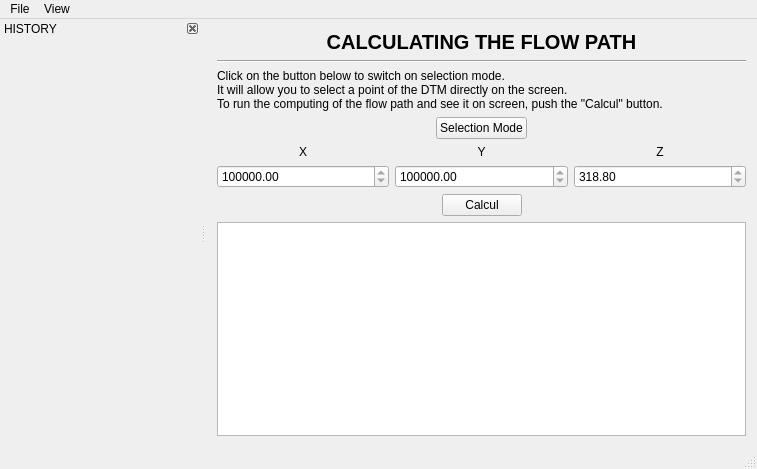
Before: the Qt Designer form src/mainwindow.ui in clemousse/megafi, drawn with Qt 5.
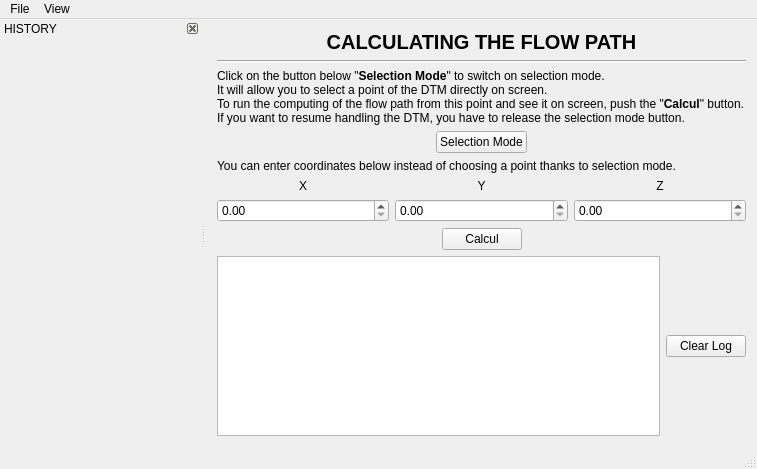
After: the same form once the commit is applied. Custom widgets are drawn as their Qt base class.

Commit message: Again some changes in graphical interface and "close app" problem solved

Diff of the .ui file:
```diff
--- a/src/mainwindow.ui
+++ b/src/mainwindow.ui
@@ -74,9 +74,7 @@
          </font>
         </property>
         <property name="text">
-         <string>Click on the button below to switch on selection mode.
-It will allow you to select a point of the DTM directly on the screen.
-To run the computing of the flow path and see it on screen, push the &quot;Calcul&quot; button.</string>
+         <string>&lt;html&gt;&lt;head/&gt;&lt;body&gt;&lt;p&gt;Click on the button below &amp;quot;&lt;span style=&quot; font-weight:600;&quot;&gt;Selection Mode&lt;/span&gt;&amp;quot; to switch on selection mode.&lt;br/&gt;It will allow you to select a point of the DTM directly on screen.&lt;br/&gt;To run the computing of the flow path from this point and see it on screen, push the &amp;quot;&lt;span style=&quot; font-weight:600;&quot;&gt;Calcul&lt;/span&gt;&amp;quot; button.&lt;br/&gt;If you want to resume handling the DTM, you have to release the selection mode button.&lt;/p&gt;&lt;/body&gt;&lt;/html&gt;</string>
         </property>
        </widget>
       </item>
@@ -133,6 +131,22 @@
       </item>
      </layout>
     </item>
+    <item>
+     <layout class="QHBoxLayout" name="horizontalLayout_2">
+      <item>
+       <widget class="QLabel" name="label_8">
+        <property name="font">
+         <font>
+          <pointsize>9</pointsize>
+         </font>
+        </property>
+        <property name="text">
+         <string>&lt;html&gt;&lt;head/&gt;&lt;body&gt;&lt;p&gt;You can enter coordinates below instead of choosing a point thanks to selection mode.&lt;/p&gt;&lt;/body&gt;&lt;/html&gt;</string>
+        </property>
+       </widget>
+      </item>
+     </layout>
+    </item>
     <item>
      <layout class="QHBoxLayout" name="horizontalLayout_11">
       <item>
@@ -204,16 +218,16 @@
          <number>5000</number>
         </property>
         <property name="readOnly">
-         <bool>true</bool>
+         <bool>false</bool>
         </property>
         <property name="decimals">
          <number>2</number>
         </property>
         <property name="minimum">
-         <double>900000.000000000000000</double>
+         <double>0.000000000000000</double>
         </property>
         <property name="maximum">
-         <double>999975.000000000000000</double>
+         <double>1200000.000000000000000</double>
         </property>
         <property name="singleStep">
          <double>25.000000000000000</double>
@@ -234,19 +248,22 @@
          <number>5000</number>
         </property>
         <property name="readOnly">
-         <bool>true</bool>
+         <bool>false</bool>
         </property>
         <property name="decimals">
          <number>2</number>
         </property>
         <property name="minimum">
-         <double>1900020.000000000000000</double>
+         <double>0.000000000000000</double>
         </property>
         <property name="maximum">
-         <double>1944980.000000000000000</double>
+         <double>2700000.000000000000000</double>
         </property>
         <property name="singleStep">
-         <double>25.000000000000000</double>
+         <double>0.010000000000000</double>
+        </property>
+        <property name="value">
+         <double>0.000000000000000</double>
         </property>
        </widget>
       </item>
@@ -264,16 +281,16 @@
          <number>5000</number>
         </property>
         <property name="readOnly">
-         <bool>true</bool>
+         <bool>false</bool>
         </property>
         <property name="decimals">
          <number>2</number>
         </property>
         <property name="minimum">
-         <double>318.800000000000011</double>
+         <double>0.000000000000000</double>
         </property>
         <property name="maximum">
-         <double>3270.300000000000182</double>
+         <double>4810.000000000000000</double>
         </property>
         <property name="singleStep">
          <double>0.010000000000000</double>
@@ -342,6 +359,24 @@
         </property>
        </widget>
       </item>
+      <item>
+       <widget class="QPushButton" name="pushButton_CL">
+        <property name="font">
+         <font>
+          <pointsize>9</pointsize>
+         </font>
+        </property>
+        <property name="toolTip">
+         <string>&lt;html&gt;&lt;head/&gt;&lt;body&gt;&lt;p&gt;This button allows you to clear the log if this one is full.&lt;/p&gt;&lt;/body&gt;&lt;/html&gt;</string>
+        </property>
+        <property name="toolTipDuration">
+         <number>5000</number>
+        </property>
+        <property name="text">
+         <string>Clear Log</string>
+        </property>
+       </widget>
+      </item>
      </layout>
     </item>
    </layout>
```
Left out of the diff: 20 changed lines with no effect on the pictures. The commit also changes 7 other files.
